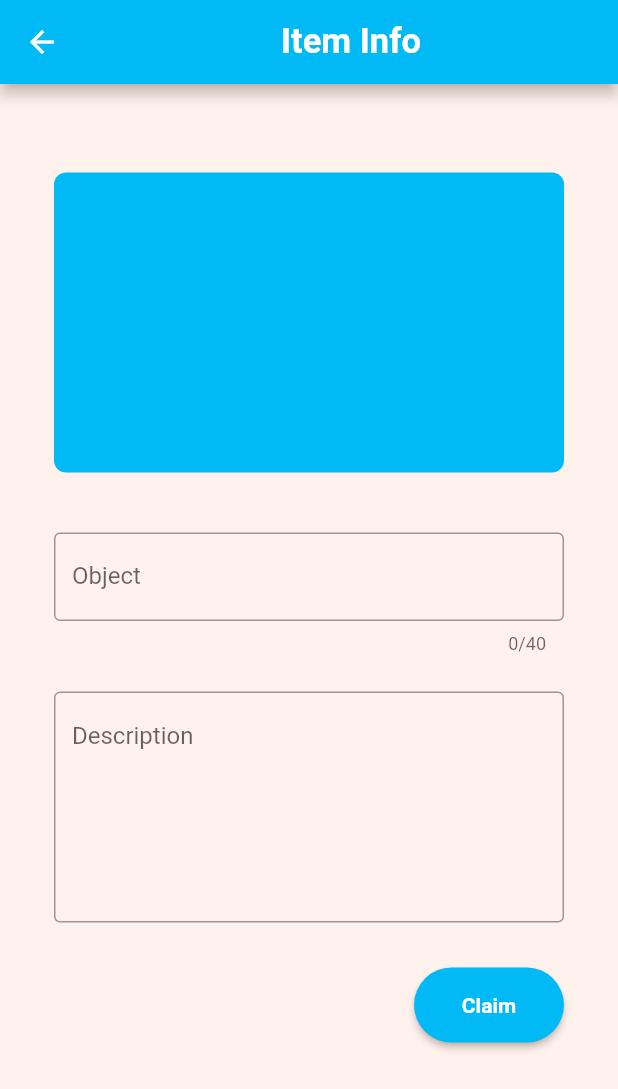
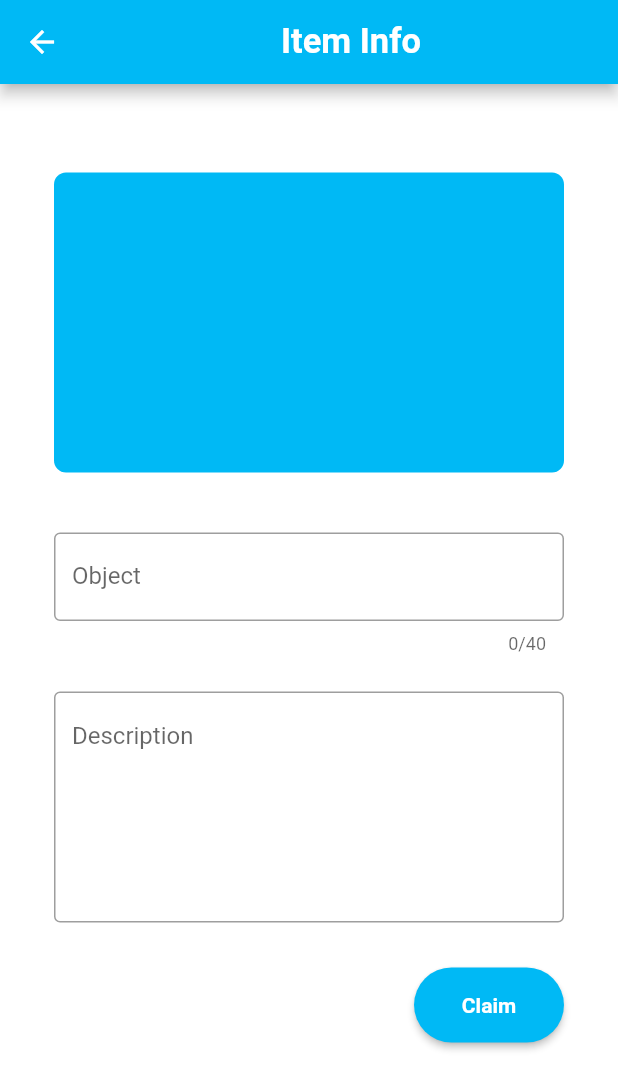
Before and after one commit to SumitKLamba/Lost-Found, a Flutter app: the OnClickCards screen opened directly, on a phone screen of 412 x 824 dp. Shown: the top 1089 px of the screen. Run offline on Flutter 3.47's test engine with Material 2 defaults, Android fonts, the phone set to English and light mode, and no system bars.

Commit message:
changed color

```diff
--- a/lib/onClickCards.dart
+++ b/lib/onClickCards.dart
@@ -12,7 +12,7 @@ class _OnClickCardsState extends State<OnClickCards> {
   @override
   Widget build(BuildContext context) {
     return Scaffold(
-      backgroundColor: Color(0xFFfff1ec),
+      backgroundColor: Colors.white,
       appBar: AppBar(
         backgroundColor: Color(0xFF00b9f5),
         title: Align(
--- a/lib/onClickFAB.dart
+++ b/lib/onClickFAB.dart
@@ -12,7 +12,7 @@ class _OnClickFABState extends State<OnClickFAB> {
   @override
   Widget build(BuildContext context) {
     return Scaffold(
-      backgroundColor: Color(0xFFfff1ec),
+      backgroundColor: Colors.white,
       appBar: AppBar(
         backgroundColor: Color(0xFF00b9f5),
         title: Align(
```
